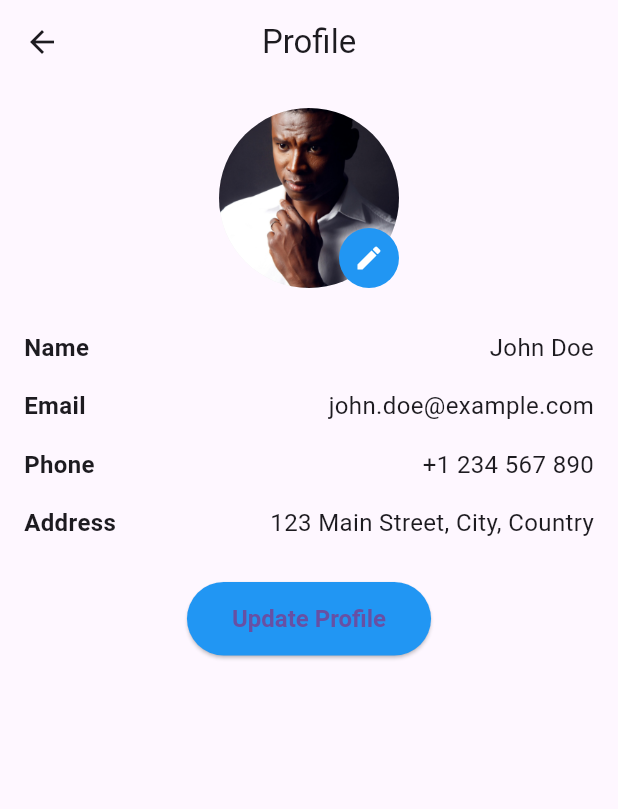
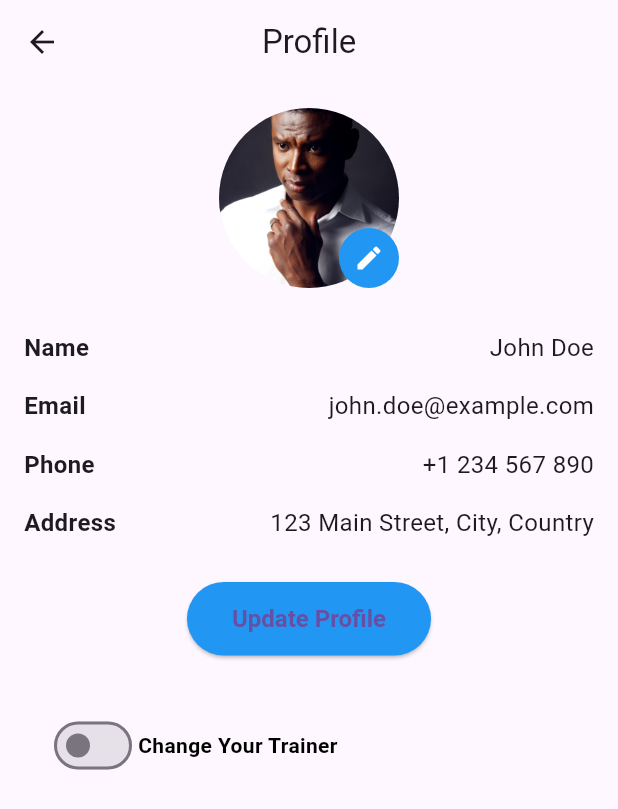
Before and after one commit to factorgh/fitness-recipe, a Flutter app: the TraineeProfileScreen screen opened directly, on a phone screen of 412 x 824 dp. Shown: the top 809 px of the screen. Run offline on Flutter 3.47's test engine with Material 3 defaults, Android fonts, the phone set to English and light mode, and no system bars; our stand-ins replace cached_network_image, dio, flutter_local_notifications, flutter_rating_stars, flutter_svg, image_picker and 3 more; accounts and stored records are empty.

Commit message:
Trainer switching completed

```diff
--- a/lib/screens/login_screen.dart
+++ b/lib/screens/login_screen.dart
@@ -1,5 +1,6 @@
 import 'dart:convert';
 import 'package:flutter/material.dart';
+import 'package:voltican_fitness/screens/code_screen.dart';
 import 'package:voltican_fitness/screens/signup_screen.dart';
 import 'package:http/http.dart' as http;
 import 'package:voltican_fitness/widgets/button.dart';
@@ -199,7 +200,7 @@ class _LoginScreenState extends State<LoginScreen> {
                   InkWell(
                     onTap: () {
                       Navigator.of(context).push(MaterialPageRoute(
-                          builder: (ctx) => const TabsScreen(userRole: 1)));
+                          builder: (ctx) => const CodeScreen()));
                     },
                     child: const ButtonWidget(
                         backColor: Colors.red,
--- a/lib/screens/trainee_profile_screen.dart
+++ b/lib/screens/trainee_profile_screen.dart
@@ -1,4 +1,5 @@
 import 'package:flutter/material.dart';
+import 'package:voltican_fitness/widgets/trainer_code.dart';
 
 class TraineeProfileScreen extends StatelessWidget {
   const TraineeProfileScreen({super.key});
@@ -10,7 +11,8 @@ class TraineeProfileScreen extends StatelessWidget {
         title: const Text('Profile'),
         centerTitle: true,
       ),
-      body: Padding(
+      body: SingleChildScrollView(
+        child: Padding(
           padding: const EdgeInsets.all(16.0),
           child: Column(
             children: [
@@ -19,7 +21,10 @@ class TraineeProfileScreen extends StatelessWidget {
               _ProfileInfo(),
               const SizedBox(height: 20),
               _EditProfileButton(),
+              const SizedBox(height: 20),
+              const TrainerCodeWidget()
             ],
+          ),
         ),
       ),
     );
--- /dev/null
+++ b/lib/widgets/trainer_code.dart
@@ -0,0 +1,70 @@
+import 'package:flutter/material.dart';
+import 'package:voltican_fitness/screens/login_screen.dart';
+
+class TrainerCodeWidget extends StatefulWidget {
+  const TrainerCodeWidget({super.key});
+
+  @override
+  _TrainerCodeWidgetState createState() => _TrainerCodeWidgetState();
+}
+
+class _TrainerCodeWidgetState extends State<TrainerCodeWidget> {
+  bool _showTextField = false;
+  final TextEditingController _controller = TextEditingController();
+
+  @override
+  Widget build(BuildContext context) {
+    return Padding(
+      padding: const EdgeInsets.all(16.0),
+      child: Column(
+        mainAxisAlignment: MainAxisAlignment.center,
+        children: [
+          Row(
+            mainAxisAlignment: MainAxisAlignment.start,
+            children: [
+              Switch(
+                value: _showTextField,
+                onChanged: (value) {
+                  setState(() {
+                    _showTextField = value;
+                  });
+                },
+              ),
+              const Text(
+                "Change Your Trainer",
+                style:
+                    TextStyle(color: Colors.black, fontWeight: FontWeight.bold),
+              ),
+            ],
+          ),
+          if (_showTextField)
+            Column(
+              children: [
+                TextField(
+                  controller: _controller,
+                  decoration: const InputDecoration(
+                    hintText: 'Enter trainer code',
+                  ),
+                ),
+                const SizedBox(height: 16.0),
+                ElevatedButton(
+                  onPressed: () {
+                    // Handle the confirm action here
+                    final trainerCode = _controller.text;
+                    // Do something with the trainer code
+                    ScaffoldMessenger.of(context).showSnackBar(
+                      SnackBar(content: Text('Trainer code: $trainerCode')),
+                    );
+
+                    Navigator.of(context).push(MaterialPageRoute(
+                        builder: (context) => const LoginScreen()));
+                  },
+                  child: const Text('Confirm'),
+                ),
+              ],
+            ),
+        ],
+      ),
+    );
+  }
+}
```
Also changed, not shown: lib/services/noti_setup.dart (renamed from lib/services/notification_service.dart). Lines whose indentation alone changed are shown as unchanged.
